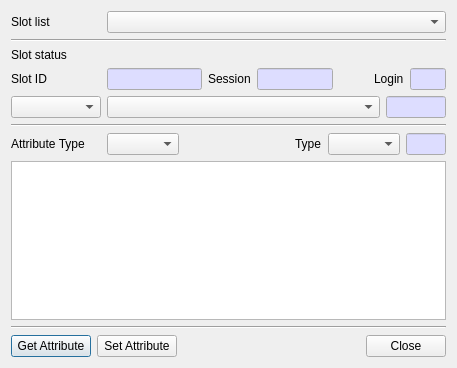
Old version of the form CryptokiMan/edit_attribute_dlg.ui in the repository jykim74/CryptokiMan.
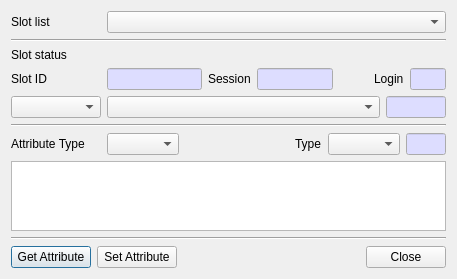
New version of the form.

```diff
--- a/CryptokiMan/edit_attribute_dlg.ui
+++ b/CryptokiMan/edit_attribute_dlg.ui
@@ -7,7 +7,7 @@
     <x>0</x>
     <y>0</y>
     <width>457</width>
-    <height>368</height>
+    <height>277</height>
    </rect>
   </property>
   <property name="windowTitle">
```
